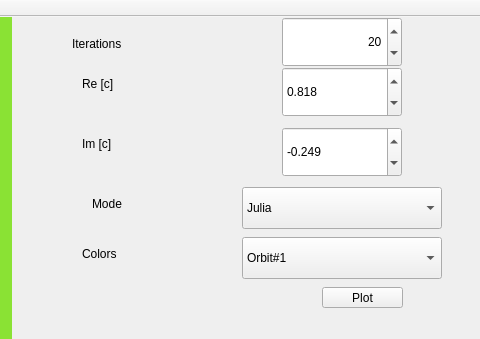
Above: mainwindow.ui from thejoggeli/juliabrot before the change; both pictures show x 708 to 1188 and y 0 to 339 of the 1188 by 629 pixel window. Below: the same form after it.
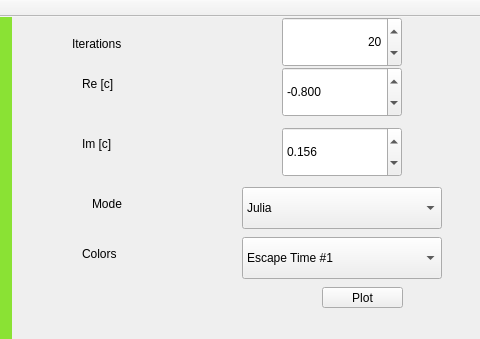
That is the form after the change.

```diff
--- a/mainwindow.ui
+++ b/mainwindow.ui
@@ -141,7 +141,7 @@
      <double>0.001000000000000</double>
     </property>
     <property name="value">
-     <double>-0.249000000000000</double>
+     <double>0.156000000000000</double>
     </property>
    </widget>
    <widget class="QDoubleSpinBox" name="doubleSpinBox_3">
@@ -166,7 +166,7 @@
      <double>0.001000000000000</double>
     </property>
     <property name="value">
-     <double>0.818000000000000</double>
+     <double>-0.800000000000000</double>
     </property>
    </widget>
    <widget class="QComboBox" name="comboBox">
@@ -203,7 +203,7 @@
     </property>
     <item>
      <property name="text">
-      <string>Orbit#1</string>
+      <string>Escape Time #1</string>
      </property>
     </item>
     <item>
```
Left out of the diff: 2 changed lines with no effect on the pictures.
